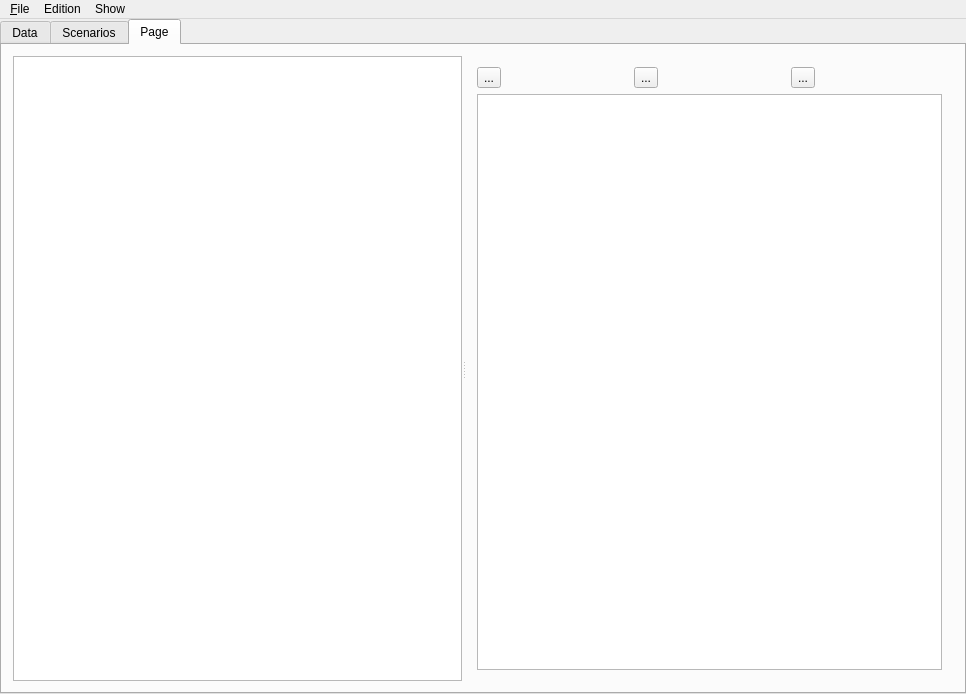
Old version of the form mainwindow.ui in the repository obiwankennedy/rcm.
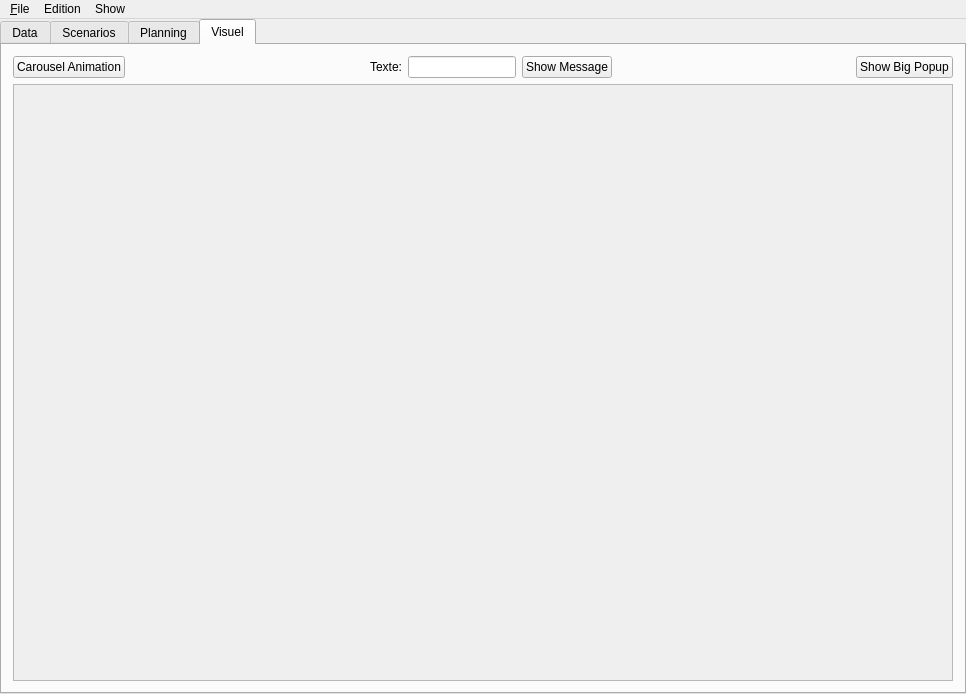
New version of the form.

Commit message: -update rcm with stuff about visual display feedback

What changed in the file:
```diff
--- a/mainwindow.ui
+++ b/mainwindow.ui
@@ -33,7 +33,7 @@
     <item>
      <widget class="QTabWidget" name="m_tabWidget">
       <property name="currentIndex">
-       <number>2</number>
+       <number>3</number>
       </property>
       <widget class="QWidget" name="tab">
        <attribute name="title">
@@ -238,7 +238,7 @@
       </widget>
       <widget class="QWidget" name="tab_3">
        <attribute name="title">
-        <string>Page</string>
+        <string>Planning</string>
        </attribute>
        <layout class="QVBoxLayout" name="verticalLayout_8">
         <item>
@@ -322,6 +322,99 @@
         </item>
        </layout>
       </widget>
+      <widget class="QWidget" name="m_visual">
+       <attribute name="title">
+        <string>Visuel</string>
+       </attribute>
+       <layout class="QVBoxLayout" name="verticalLayout_10">
+        <item>
+         <layout class="QHBoxLayout" name="horizontalLayout_7">
+          <item>
+           <widget class="QPushButton" name="m_startAnimation">
+            <property name="text">
+             <string>Carousel Animation</string>
+            </property>
+            <property name="checkable">
+             <bool>true</bool>
+            </property>
+           </widget>
+          </item>
+          <item>
+           <spacer name="horizontalSpacer_7">
+            <property name="orientation">
+             <enum>Qt::Horizontal</enum>
+            </property>
+            <property name="sizeHint" stdset="0">
+             <size>
+              <width>40</width>
+              <height>20</height>
+             </size>
+            </property>
+           </spacer>
+          </item>
+          <item>
+           <layout class="QHBoxLayout" name="horizontalLayout_6">
+            <item>
+             <widget class="QLabel" name="label">
+              <property name="text">
+               <string>Texte:</string>
+              </property>
+             </widget>
+            </item>
+            <item>
+             <widget class="QLineEdit" name="m_msgEdit"/>
+            </item>
+            <item>
+             <widget class="QPushButton" name="m_showMsg">
+              <property name="text">
+               <string>Show Message</string>
+              </property>
+             </widget>
+            </item>
+           </layout>
+          </item>
+          <item>
+           <spacer name="horizontalSpacer_6">
+            <property name="orientation">
+             <enum>Qt::Horizontal</enum>
+            </property>
+            <property name="sizeHint" stdset="0">
+             <size>
+              <width>40</width>
+              <height>20</height>
+             </size>
+            </property>
+           </spacer>
+          </item>
+          <item>
+           <widget class="QPushButton" name="m_bigPopup">
+            <property name="text">
+             <string>Show Big Popup</string>
+            </property>
+           </widget>
+          </item>
+         </layout>
+        </item>
+        <item>
+         <widget class="QScrollArea" name="m_scrollAreaVisual">
+          <property name="widgetResizable">
+           <bool>true</bool>
+          </property>
+          <widget class="QWidget" name="scrollAreaWidgetContents_2">
+           <property name="geometry">
+            <rect>
+             <x>0</x>
+             <y>0</y>
+             <width>942</width>
+             <height>586</height>
+            </rect>
+           </property>
+           <layout class="QVBoxLayout" name="verticalLayout_9"/>
+          </widget>
+         </widget>
+        </item>
+       </layout>
+      </widget>
      </widget>
     </item>
    </layout>
```
The commit also changes 8 other files.
